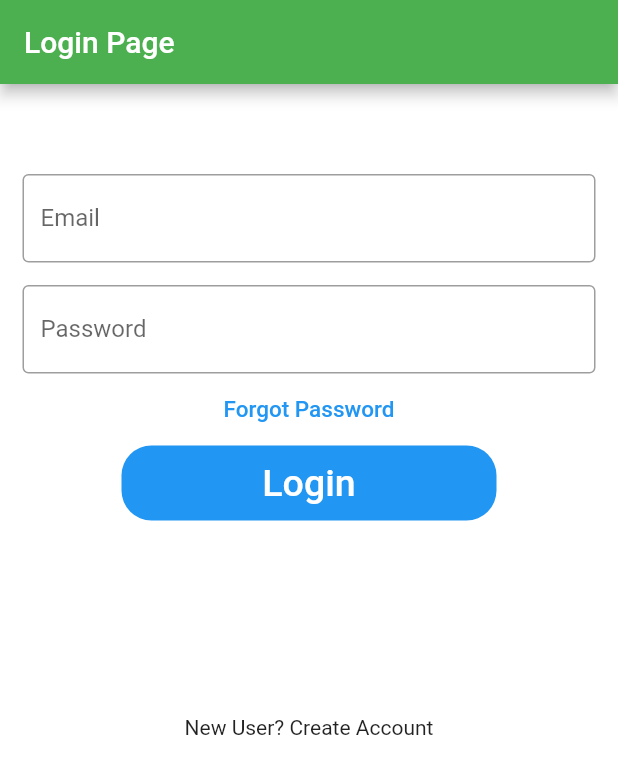
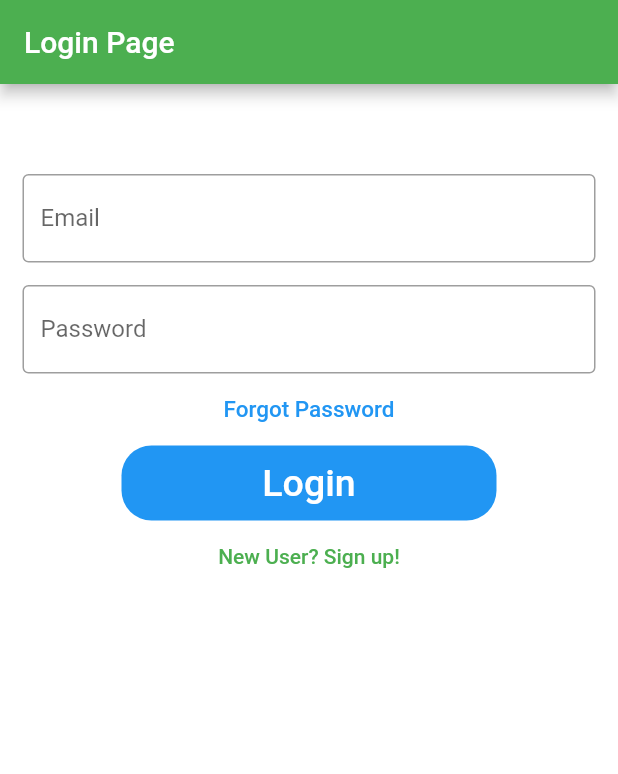
Before and after one commit to Hsn37/Ghambeel, a Flutter app: the screen it shows after launch, on a phone screen of 412 x 824 dp. Shown: the top 774 px of the screen. Run offline on Flutter 3.47's test engine with Material 2 defaults, Android fonts, the phone set to English and light mode, and no system bars; our stand-ins replace flutter_secure_storage, flutter_spinkit, table_calendar; missing offline and left inert: icon_decoration.

Commit message:
Sign up Page made

```diff
--- a/lib/modules/login/login.dart
+++ b/lib/modules/login/login.dart
@@ -1,5 +1,6 @@
 import 'package:flutter/material.dart';
 import 'package:ghambeel/modules/homepage/homepage.dart';
+import 'signup.dart';
 
 class LoginPage extends StatefulWidget {
   const LoginPage({Key? key}) : super(key: key);
@@ -10,6 +11,17 @@ class LoginPage extends StatefulWidget {
 
 class _LoginPageState extends State<LoginPage> {
   bool loading = false;
+  var email = TextEditingController();
+  var password = TextEditingController();
+
+  @override
+  void dispose() {
+    // Clean up the controller when the widget is disposed.
+    email.dispose();
+    password.dispose();
+    super.dispose();
+  }
+
   @override
   Widget build(BuildContext context) {
     return Scaffold(
@@ -23,24 +35,25 @@ class _LoginPageState extends State<LoginPage> {
             const Padding(
               padding: EdgeInsets.only(top: 60.0)
             ),
-            const Padding(
+            Padding(
               //padding: const EdgeInsets.only(left:15.0,right: 15.0,top:0,bottom: 0),
-              padding: EdgeInsets.symmetric(horizontal: 15),
+              padding: const EdgeInsets.symmetric(horizontal: 15),
               child: TextField(
-                decoration: InputDecoration(
+                controller: email,
+                decoration: const InputDecoration(
                     border: OutlineInputBorder(),
                     labelText: 'Email',
                     hintText: 'Enter valid email id as abc@gmail.com'),
               ),
             ),
-            const Padding(
-              padding: EdgeInsets.only(
+            Padding(
+              padding: const EdgeInsets.only(
                   left: 15.0, right: 15.0, top: 15, bottom: 0),
               //padding: EdgeInsets.symmetric(horizontal: 15),
               child: TextField(
-
+                controller: password,
                 obscureText: true,
-                decoration: InputDecoration(
+                decoration: const InputDecoration(
                     border: OutlineInputBorder(),
                     labelText: 'Password',
                     hintText: 'Enter secure password'),
@@ -62,7 +75,11 @@ class _LoginPageState extends State<LoginPage> {
                   color: Colors.blue, borderRadius: BorderRadius.circular(20)),
               child: TextButton(
                 onPressed: () {
-                  Navigator.push(context, MaterialPageRoute(builder: (context) => const MyHomePage(title: "FLutter")));
+                  if (email.text == "danyalmaqbool@hotmail.com" && password.text == "123") {
+                    Navigator.push(context, MaterialPageRoute(
+                        builder: (context) => const MyHomePage(
+                            title: "FLutter")));
+                  }
                 },
                 child: const Text(
                   'Login',
@@ -70,10 +87,14 @@ class _LoginPageState extends State<LoginPage> {
                 ),
               ),
             ),
-            const SizedBox(
-              height: 130,
-            ),
-            const Text('New User? Create Account')
+            TextButton(
+              onPressed: () {
+                Navigator.push(context, MaterialPageRoute(builder: (context) => const SignupPage()));
+              },
+              child: const Text(
+                "New User? Sign up!"
+              )
+            )
           ],
         ),
       ),
```
Also changed, not shown: lib/modules/login/signup.dart (added, +78 -0 lines).
